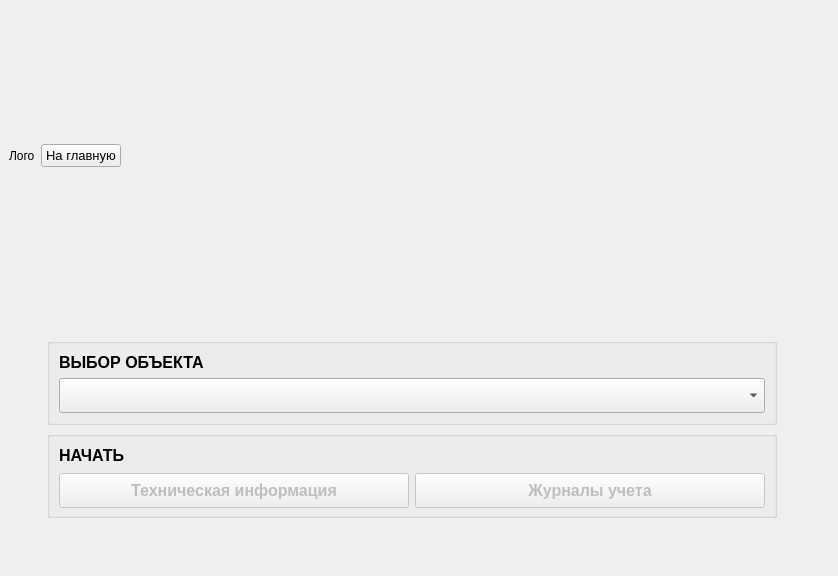
Before: the Qt Designer form src/mainwindow.ui in VladKlimD/RTOP-docs-manager, drawn with Qt 5.
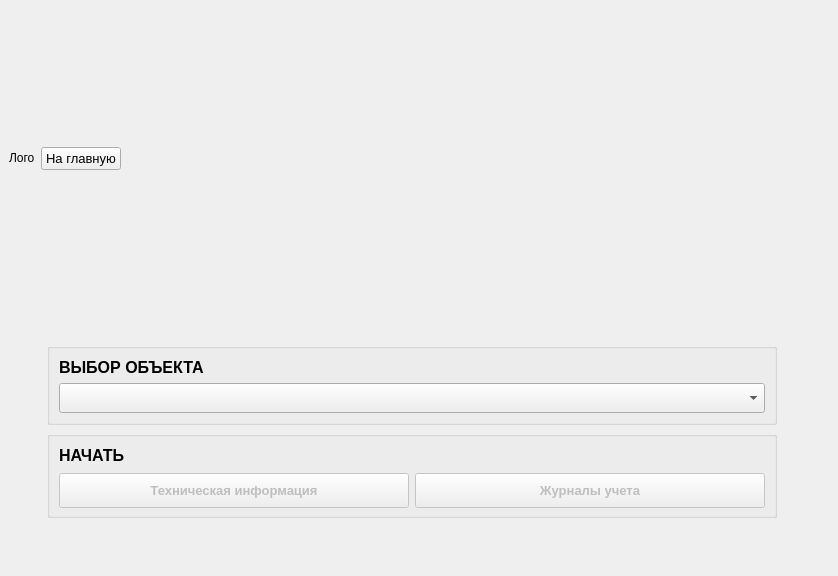
After: the same form once the commit is applied.

Diff of the .ui file:
```diff
--- a/src/mainwindow.ui
+++ b/src/mainwindow.ui
@@ -166,7 +166,7 @@
                </property>
                <property name="font">
                 <font>
-                 <pointsize>12</pointsize>
+                 <pointsize>10</pointsize>
                  <bold>true</bold>
                 </font>
                </property>
@@ -222,7 +222,7 @@
                </property>
                <property name="font">
                 <font>
-                 <pointsize>12</pointsize>
+                 <pointsize>10</pointsize>
                  <bold>true</bold>
                 </font>
                </property>
@@ -277,15 +277,21 @@
              </item>
              <item row="1" column="0">
               <widget class="QComboBox" name="comboBoxObjectList">
+               <property name="sizePolicy">
+                <sizepolicy hsizetype="Preferred" vsizetype="Preferred">
+                 <horstretch>0</horstretch>
+                 <verstretch>0</verstretch>
+                </sizepolicy>
+               </property>
                <property name="minimumSize">
                 <size>
                  <width>0</width>
-                 <height>35</height>
+                 <height>30</height>
                 </size>
                </property>
                <property name="font">
                 <font>
-                 <pointsize>12</pointsize>
+                 <pointsize>9</pointsize>
                  <bold>true</bold>
                 </font>
                </property>
```
Left out of the diff: 3 changed lines with no effect on the pictures.
